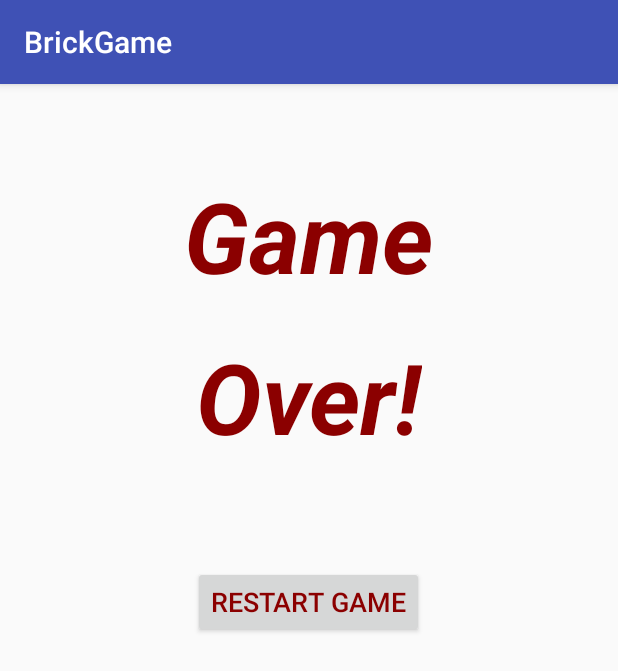
After one commit to valbyte96/BrickGame, an Android app: the GameOver screen opened directly, with no data from a screen before it, on a phone screen of 412 x 824 dp. The commit adds this screen. Shown: the top 671 px of the screen. Run offline under Robolectric (Android 15) with nearby library versions, the phone set to English and light mode, and no system bars.

Commit message:
more changes

```diff
--- a/BrickGame/app/src/main/AndroidManifest.xml
+++ b/BrickGame/app/src/main/AndroidManifest.xml
@@ -8,20 +8,19 @@
         android:label="@string/app_name"
         android:supportsRtl="true"
         android:theme="@style/AppTheme">
-        <activity android:name=".MainActivity">
-
-        </activity>
-        <activity android:name=".WelcomeActivity" >
+        <activity android:name=".MainActivity"></activity>
+        <activity android:name=".WelcomeActivity">
             <intent-filter>
-                <action android:name="android.intent.action.MAIN" />
+                <action android:name="android.intent.action.MAIN"></action>
 
                 <category android:name="android.intent.category.LAUNCHER" />
             </intent-filter>
-            </activity>
-        <activity
+        </activity>
+        <activity android:name=".GameOver"/>
             android:name=".Level1"
             android:label="@string/title_activity_level1"
-            android:theme="@style/AppTheme.NoActionBar"></activity>
+            android:theme="@style/AppTheme.NoActionBar" />
+
     </application>
 
 </manifest>
--- a/BrickGame/app/src/main/java/com/brickgame/valbyte96/brickgame/BrickView.java
+++ b/BrickGame/app/src/main/java/com/brickgame/valbyte96/brickgame/BrickView.java
@@ -2,6 +2,7 @@ package com.brickgame.valbyte96.brickgame;
 
 import android.annotation.TargetApi;
 import android.content.Context;
+import android.content.Intent;
 import android.graphics.Canvas;
 import android.graphics.Color;
 import android.graphics.Paint;
@@ -18,6 +19,7 @@ import android.view.View;
 
 public class BrickView extends View {
 
+    private String username;
 
     private Paint bgPaint;
     private Paint brickPaint;
@@ -134,16 +136,29 @@ public class BrickView extends View {
         }
         for (int i=0;i<nRows;i++){
             for(int j=0;j<nCols; j++) {
-                if(brickArray[i][j].isTouched(mBall.getX(),mBall.getY())){
-                    score+=200;
+                if(brickArray[i][j].isTouched(mBall.getX(),mBall.getY())) {
+                    dy = -dy;
+                    score += 200;
                 }
-
-
             }
         }
 
+        if(mBall.getY() > mPaddle.getY() + 7){
+            //Log.d("below", String.valueOf(mBall.getY()));
+            gameOver();
+        }
+        postInvalidateOnAnimation();
+    }
 
-        postInvalidateOnAnimation();
+    private void gameOver(){
+        Intent newIntent = new Intent(this.getContext(), GameOver.class);
+        // to pass username on to gameOver layout
+        newIntent.putExtra("username",username);
+        this.getContext().startActivity(newIntent);
+    }
 
+    public int getScore(){
+        return score;
     }
+
 }
--- /dev/null
+++ b/BrickGame/app/src/main/java/com/brickgame/valbyte96/brickgame/GameOver.java
@@ -0,0 +1,13 @@
+package com.brickgame.valbyte96.brickgame;
+
+import android.support.v7.app.AppCompatActivity;
+import android.os.Bundle;
+
+public class GameOver extends AppCompatActivity {
+
+    @Override
+    protected void onCreate(Bundle savedInstanceState) {
+        super.onCreate(savedInstanceState);
+        setContentView(R.layout.activity_game_over);
+    }
+}
--- /dev/null
+++ b/BrickGame/app/src/main/res/layout/activity_game_over.xml
@@ -0,0 +1,47 @@
+<?xml version="1.0" encoding="utf-8"?>
+<RelativeLayout xmlns:android="http://schemas.android.com/apk/res/android"
+    xmlns:tools="http://schemas.android.com/tools"
+    android:id="@+id/activity_game_over"
+    android:layout_width="match_parent"
+    android:layout_height="match_parent"
+    android:paddingBottom="@dimen/activity_vertical_margin"
+    android:paddingLeft="@dimen/activity_horizontal_margin"
+    android:paddingRight="@dimen/activity_horizontal_margin"
+    android:paddingTop="@dimen/activity_vertical_margin"
+    tools:context="com.brickgame.valbyte96.brickgame.GameOver">
+
+    <TextView
+        android:text="Game"
+        android:layout_width="wrap_content"
+        android:layout_height="wrap_content"
+        android:layout_alignParentTop="true"
+        android:layout_centerHorizontal="true"
+        android:layout_marginTop="41dp"
+        android:id="@+id/textView"
+        android:textSize="65sp"
+        android:textStyle="normal|bold|italic"
+        android:textColor="#8B0000"/>
+
+    <TextView
+        android:text="Over!"
+        android:layout_width="wrap_content"
+        android:layout_height="wrap_content"
+        android:layout_below="@+id/textView"
+        android:layout_centerHorizontal="true"
+        android:layout_marginTop="20dp"
+        android:id="@+id/textView4"
+        android:textSize="65sp"
+        android:textStyle="normal|bold|italic"
+        android:textColor="#8B0000"/>
+
+    <Button
+        android:text="Restart Game"
+        android:layout_width="wrap_content"
+        android:layout_height="wrap_content"
+        android:layout_below="@+id/textView4"
+        android:layout_centerHorizontal="true"
+        android:layout_marginTop="69dp"
+        android:id="@+id/button"
+        android:textSize="18sp"
+        android:textColor="#8B0000"/>
+</RelativeLayout>
```
